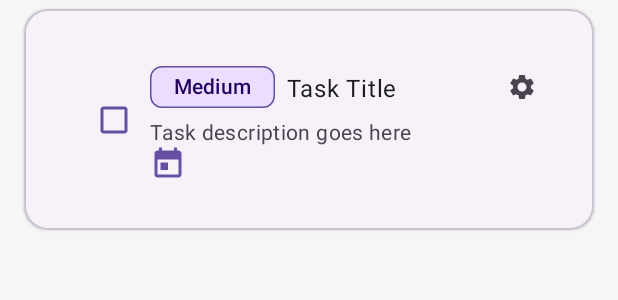
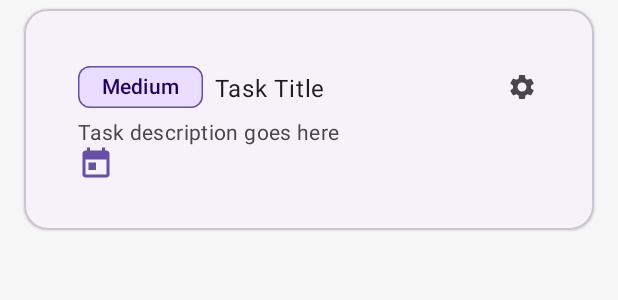
Before and after one commit to jwtiyar/To-Do-List, an Android app: the layout item_task.xml on its own in the app's theme, with its tools: preview values and no code run, on a phone screen of 412 x 824 dp. Shown: the top 300 px of the screen. Run offline under Robolectric (Android 15) with nearby library versions, the light colour scheme and no system bars.

Commit message:
Remove task completion checkbox and enforce swipe-to-complete

```diff
--- a/app/src/main/res/layout/item_task.xml
+++ b/app/src/main/res/layout/item_task.xml
@@ -25,23 +25,11 @@
         android:paddingEnd="16dp"
         android:paddingBottom="16dp">
 
-        <!-- Checkbox -->
-        <com.google.android.material.checkbox.MaterialCheckBox
-            android:id="@+id/taskCheckBox"
-            android:layout_width="wrap_content"
-            android:layout_height="wrap_content"
-            app:layout_constraintStart_toStartOf="parent"
-            app:layout_constraintTop_toTopOf="parent"
-            app:layout_constraintBottom_toBottomOf="parent"
-            android:layout_marginEnd="16dp"
-            app:buttonTint="?attr/colorPrimary"
-            app:useMaterialThemeColors="true" />
-
         <!-- Main content container -->
         <androidx.constraintlayout.widget.ConstraintLayout
             android:layout_width="0dp"
             android:layout_height="wrap_content"
-            app:layout_constraintStart_toEndOf="@id/taskCheckBox"
+            app:layout_constraintStart_toStartOf="parent"
             app:layout_constraintEnd_toEndOf="parent"
             app:layout_constraintTop_toTopOf="parent"
             app:layout_constraintBottom_toBottomOf="parent">
```
Also changed, not shown: app/src/main/java/io/github/jwtiyar/simplertask/ui/adapters/TaskPagingAdapter.kt (+0 -9 lines).
